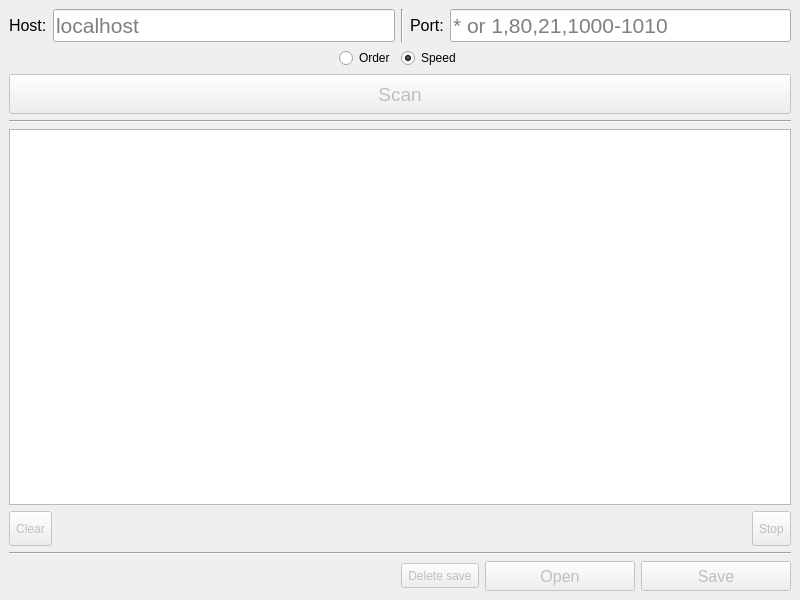
Qt form ui/raw/ScanPort.ui (Nakama3942/ScanPort) before a commit.
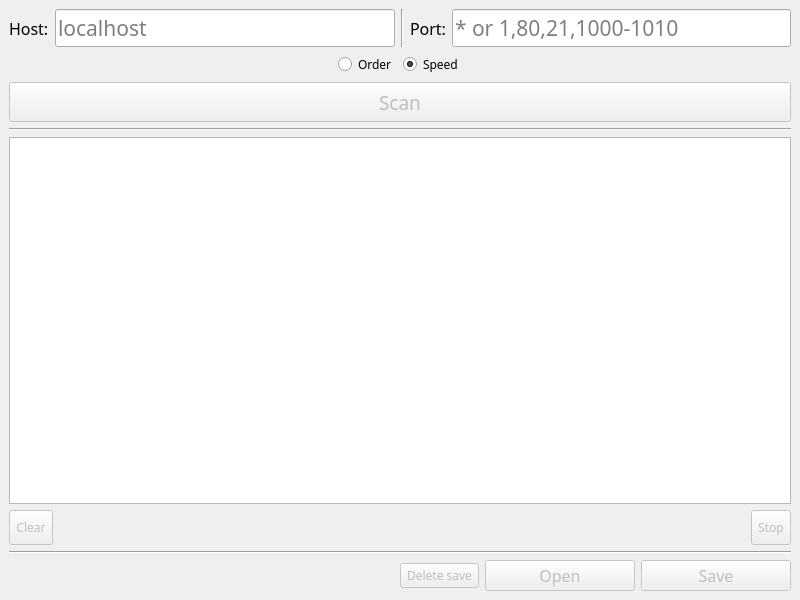
The same form after that commit.

Commit message: Updated the window and added the startup script

The edit to the form file:
```diff
--- a/ui/raw/ScanPort.ui
+++ b/ui/raw/ScanPort.ui
@@ -10,6 +10,11 @@
     <height>600</height>
    </rect>
   </property>
+  <property name="font">
+   <font>
+    <family>JetBrains Mono</family>
+   </font>
+  </property>
   <property name="windowTitle">
    <string>ScanPort</string>
   </property>
```
The commit also changes 2 other files.
